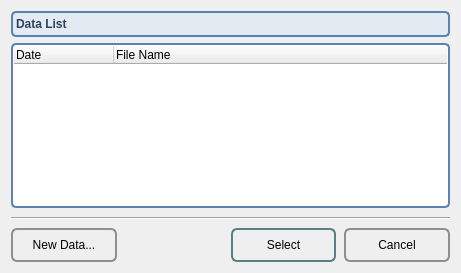
Before: the Qt Designer form T3kCfgFE/QSelectSensorDataDialog.ui in habilience/habilience-t3ksensor-tools, drawn with Qt 5.
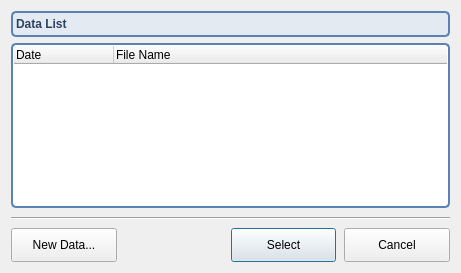
After: the same form once the commit is applied.

What changed in the file:
```diff
--- a/T3kCfgFE/QSelectSensorDataDialog.ui
+++ b/T3kCfgFE/QSelectSensorDataDialog.ui
@@ -154,28 +154,6 @@
          <height>34</height>
         </size>
        </property>
-       <property name="styleSheet">
-        <string notr="true"> QPushButton {
-     border: 2px solid #8f8f91;
-     border-radius: 6px;
-     background-color: qlineargradient(x1: 0, y1: 0, x2: 0, y2: 1,
-                                       stop: 0 #f6f7fa, stop: 1 #dadbde);
-     min-width: 80px;
- }
-
- QPushButton:pressed {
-     background-color: qlineargradient(x1: 0, y1: 0, x2: 0, y2: 1,
-                                       stop: 0 #dadbde, stop: 1 #f6f7fa);
- }
-
- QPushButton:flat {
-     border: none; /* no border for a flat push button */
- }
-
- QPushButton:default {
-     border-color: rgb(90, 129, 129); /* make the default button prominent */
- }</string>
-       </property>
        <property name="text">
         <string>New Data...</string>
        </property>
@@ -208,28 +186,6 @@
          <height>34</height>
         </size>
        </property>
-       <property name="styleSheet">
-        <string notr="true"> QPushButton {
-     border: 2px solid #8f8f91;
-     border-radius: 6px;
-     background-color: qlineargradient(x1: 0, y1: 0, x2: 0, y2: 1,
-                                       stop: 0 #f6f7fa, stop: 1 #dadbde);
-     min-width: 80px;
- }
-
- QPushButton:pressed {
-     background-color: qlineargradient(x1: 0, y1: 0, x2: 0, y2: 1,
-                                       stop: 0 #dadbde, stop: 1 #f6f7fa);
- }
-
- QPushButton:flat {
-     border: none; /* no border for a flat push button */
- }
-
- QPushButton:default {
-     border-color: rgb(90, 129, 129); /* make the default button prominent */
- }</string>
-       </property>
        <property name="text">
         <string>Select</string>
        </property>
@@ -252,28 +208,6 @@
          <height>34</height>
         </size>
        </property>
-       <property name="styleSheet">
-        <string notr="true"> QPushButton {
-     border: 2px solid #8f8f91;
-     border-radius: 6px;
-     background-color: qlineargradient(x1: 0, y1: 0, x2: 0, y2: 1,
-                                       stop: 0 #f6f7fa, stop: 1 #dadbde);
-     min-width: 80px;
- }
-
- QPushButton:pressed {
-     background-color: qlineargradient(x1: 0, y1: 0, x2: 0, y2: 1,
-                                       stop: 0 #dadbde, stop: 1 #f6f7fa);
- }
-
- QPushButton:flat {
-     border: none; /* no border for a flat push button */
- }
-
- QPushButton:default {
-     border-color: rgb(90, 129, 129); /* make the default button prominent */
- }</string>
-       </property>
        <property name="text">
         <string>Cancel</string>
        </property>
```
